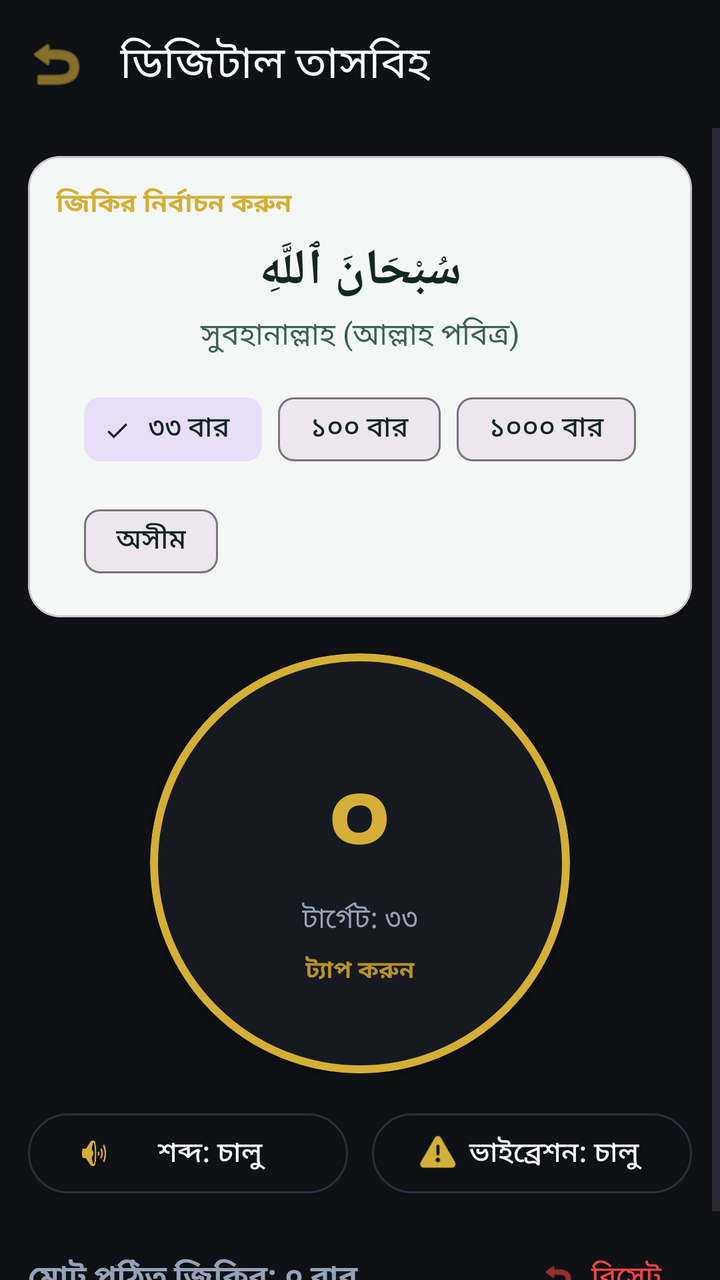
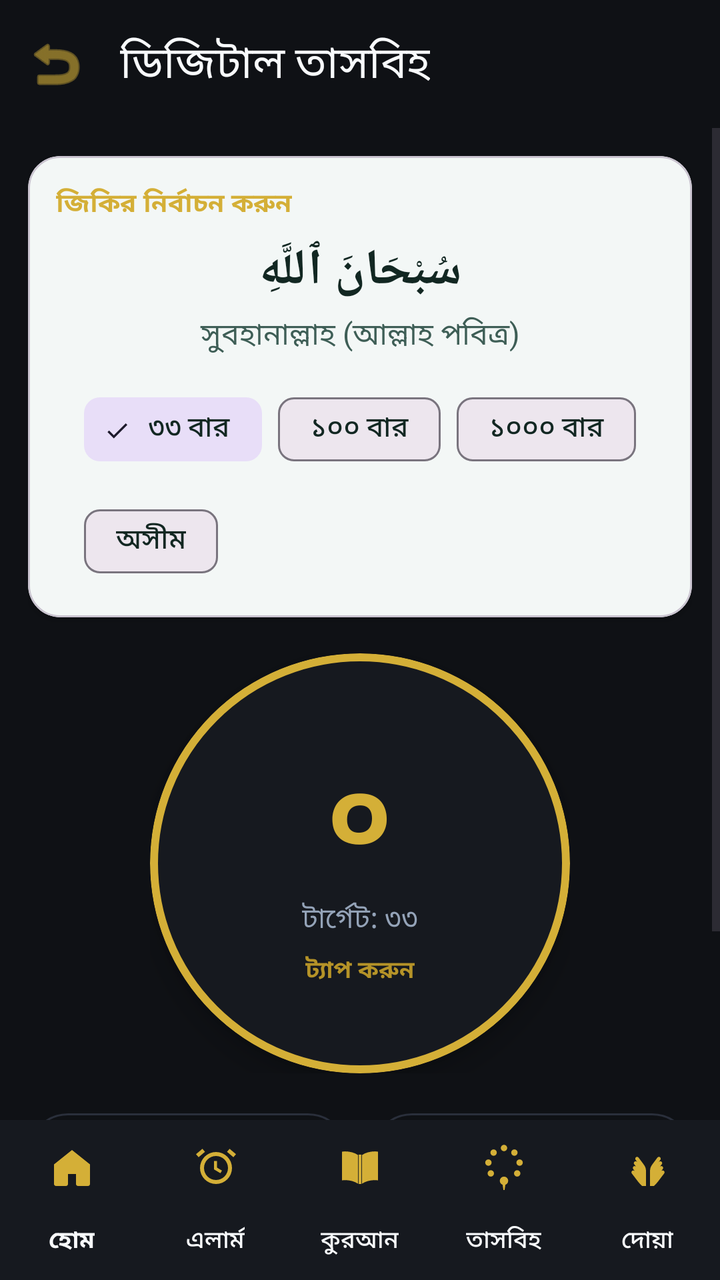

An Android layout rendered at two revisions. The XML below is the earlier revision; the diff shows what the commit changed to produce the second picture.
<!-- AndroidManifest.xml: activity theme Theme.IslamicAlarm -->
<!-- res/layout/activity_tasbih.xml -->
<?xml version="1.0" encoding="utf-8"?>
<LinearLayout xmlns:android="http://schemas.android.com/apk/res/android"
    xmlns:app="http://schemas.android.com/apk/res-auto"
    xmlns:tools="http://schemas.android.com/tools"
    android:layout_width="match_parent"
    android:layout_height="match_parent"
    android:background="@color/background"
    android:orientation="vertical"
    tools:context="com.hafij.islamicalarm.tasbih.TasbihActivity">

    <com.google.android.material.appbar.AppBarLayout
        android:layout_width="match_parent"
        android:layout_height="wrap_content"
        android:background="@color/primary"
        app:elevation="0dp"
        app:liftOnScroll="false">

        <com.google.android.material.appbar.MaterialToolbar
            android:id="@+id/toolbarTasbih"
            android:layout_width="match_parent"
            android:layout_height="?attr/actionBarSize"
            app:navigationIcon="@android:drawable/ic_menu_revert"
            app:navigationIconTint="@color/secondary"
            app:title="ডিজিটাল তাসবিহ"
            app:titleTextColor="@color/text_primary" />

    </com.google.android.material.appbar.AppBarLayout>

    <ScrollView
        android:layout_width="match_parent"
        android:layout_height="0dp"
        android:layout_weight="1"
        android:fillViewport="true">

        <LinearLayout
            android:layout_width="match_parent"
            android:layout_height="wrap_content"
            android:gravity="center_horizontal"
            android:orientation="vertical"
            android:padding="14dp">

            
            <com.google.android.material.card.MaterialCardView
                android:layout_width="match_parent"
                android:layout_height="wrap_content"
                app:cardBackgroundColor="@color/waqt_card_bg"
                app:cardCornerRadius="16dp"
                app:cardElevation="2dp">

                <LinearLayout
                    android:layout_width="match_parent"
                    android:layout_height="wrap_content"
                    android:orientation="vertical"
                    android:padding="14dp">

                    <TextView
                        android:layout_width="wrap_content"
                        android:layout_height="wrap_content"
                        android:text="জিকির নির্বাচন করুন"
                        android:textColor="@color/secondary"
                        android:textSize="13sp"
                        android:textStyle="bold" />

                    <TextView
                        android:id="@+id/tvSelectedZikrArabic"
                        android:layout_width="match_parent"
                        android:layout_height="wrap_content"
                        android:layout_marginTop="7dp"
                        android:gravity="center"
                        android:text="سُبْحَانَ ٱللَّهِ"
                        android:textColor="@color/waqt_text_dark"
                        android:textSize="25sp"
                        android:textStyle="bold" />

                    <TextView
                        android:id="@+id/tvSelectedZikrBangla"
                        android:layout_width="match_parent"
                        android:layout_height="wrap_content"
                        android:layout_marginTop="4dp"
                        android:gravity="center"
                        android:text="সুবহানাল্লাহ (আল্লাহ পবিত্র)"
                        android:textColor="@color/waqt_text_dark_secondary"
                        android:textSize="15sp" />

                    
                    <com.google.android.material.chip.ChipGroup
                        android:id="@+id/chipGroupTarget"
                        android:layout_width="wrap_content"
                        android:layout_height="wrap_content"
                        android:layout_gravity="center"
                        android:layout_marginTop="12dp"
                        app:singleSelection="true">

                        <com.google.android.material.chip.Chip
                            android:id="@+id/chip33"
                            style="@style/Widget.Material3.Chip.Filter"
                            android:layout_width="wrap_content"
                            android:layout_height="wrap_content"
                            android:checked="true"
                            android:text="৩৩ বার"
                            android:textColor="@color/waqt_text_dark" />

                        <com.google.android.material.chip.Chip
                            android:id="@+id/chip100"
                            style="@style/Widget.Material3.Chip.Filter"
                            android:layout_width="wrap_content"
                            android:layout_height="wrap_content"
                            android:text="১০০ বার"
                            android:textColor="@color/waqt_text_dark" />

                        <com.google.android.material.chip.Chip
                            android:id="@+id/chip1000"
                            style="@style/Widget.Material3.Chip.Filter"
                            android:layout_width="wrap_content"
                            android:layout_height="wrap_content"
                            android:text="১০০০ বার"
                            android:textColor="@color/waqt_text_dark" />

                        <com.google.android.material.chip.Chip
                            android:id="@+id/chipUnlimited"
                            style="@style/Widget.Material3.Chip.Filter"
                            android:layout_width="wrap_content"
                            android:layout_height="wrap_content"
                            android:text="অসীম"
                            android:textColor="@color/waqt_text_dark" />

                    </com.google.android.material.chip.ChipGroup>

                </LinearLayout>

            </com.google.android.material.card.MaterialCardView>

            
            <FrameLayout
                android:layout_width="210dp"
                android:layout_height="210dp"
                android:layout_marginTop="18dp">

                <com.google.android.material.card.MaterialCardView
                    android:id="@+id/btnCountTap"
                    android:layout_width="match_parent"
                    android:layout_height="match_parent"
                    android:clickable="true"
                    android:focusable="true"
                    app:cardBackgroundColor="@color/surface"
                    app:cardCornerRadius="110dp"
                    app:cardElevation="8dp"
                    app:strokeColor="@color/secondary"
                    app:strokeWidth="4dp">

                    <LinearLayout
                        android:layout_width="match_parent"
                        android:layout_height="match_parent"
                        android:gravity="center"
                        android:orientation="vertical">

                        <TextView
                            android:id="@+id/tvCounterText"
                            android:layout_width="wrap_content"
                            android:layout_height="wrap_content"
                            android:text="০"
                            android:textColor="@color/secondary"
                            android:textSize="54sp"
                            android:textStyle="bold" />

                        <TextView
                            android:id="@+id/tvTargetSubText"
                            android:layout_width="wrap_content"
                            android:layout_height="wrap_content"
                            android:text="টার্গেট: ৩৩"
                            android:textColor="@color/text_secondary"
                            android:textSize="14sp" />

                        <TextView
                            android:layout_width="wrap_content"
                            android:layout_height="wrap_content"
                            android:layout_marginTop="6dp"
                            android:text="ট্যাপ করুন"
                            android:textColor="@color/secondary_variant"
                            android:textSize="12sp"
                            android:textStyle="bold" />

                    </LinearLayout>

                </com.google.android.material.card.MaterialCardView>

            </FrameLayout>

            
            <LinearLayout
                android:layout_width="match_parent"
                android:layout_height="wrap_content"
                android:layout_marginTop="16dp"
                android:gravity="center"
                android:orientation="horizontal">

                <com.google.android.material.button.MaterialButton
                    android:id="@+id/btnSoundToggle"
                    style="@style/Widget.Material3.Button.OutlinedButton"
                    android:layout_width="0dp"
                    android:layout_height="wrap_content"
                    android:layout_weight="1"
                    android:text="শব্দ: চালু"
                    android:textColor="@color/text_primary"
                    app:icon="@android:drawable/ic_lock_silent_mode_off"
                    app:iconTint="@color/secondary"
                    app:strokeColor="@color/card_border" />

                <Space
                    android:layout_width="12dp"
                    android:layout_height="wrap_content" />

                <com.google.android.material.button.MaterialButton
                    android:id="@+id/btnVibrationToggle"
                    style="@style/Widget.Material3.Button.OutlinedButton"
                    android:layout_width="0dp"
                    android:layout_height="wrap_content"
                    android:layout_weight="1"
                    android:text="ভাইব্রেশন: চালু"
                    android:textColor="@color/text_primary"
                    app:icon="@android:drawable/ic_dialog_alert"
                    app:iconTint="@color/secondary"
                    app:strokeColor="@color/card_border" />

            </LinearLayout>

            
            <LinearLayout
                android:layout_width="match_parent"
                android:layout_height="wrap_content"
                android:layout_marginTop="14dp"
                android:gravity="center_vertical"
                android:orientation="horizontal">

                <TextView
                    android:id="@+id/tvTotalCountToday"
                    android:layout_width="0dp"
                    android:layout_height="wrap_content"
                    android:layout_weight="1"
                    android:text="মোট পঠিত জিকির: ০ বার"
                    android:textColor="@color/text_secondary"
                    android:textSize="15sp"
                    android:textStyle="bold" />

                <com.google.android.material.button.MaterialButton
                    android:id="@+id/btnResetCounter"
                    style="@style/Widget.Material3.Button.TextButton"
                    android:layout_width="wrap_content"
                    android:layout_height="wrap_content"
                    android:text="রিসেট"
                    android:textColor="@color/error"
                    app:icon="@android:drawable/ic_menu_revert"
                    app:iconTint="@color/error" />

            </LinearLayout>

        </LinearLayout>

    </ScrollView>

</LinearLayout>
<!-- resources referenced by this layout -->
<resources>
  <color name="background">#0F1115</color>
  <color name="card_border">#2A2F3B</color>
  <color name="error">#EF4444</color>
  <color name="primary">#0F1115</color>
  <color name="secondary">#D4AF37</color>
  <color name="secondary_variant">#B59328</color>
  <color name="surface">#16191F</color>
  <color name="text_primary">#F8FAFC</color>
  <color name="text_secondary">#94A3B8</color>
  <color name="waqt_card_bg">#F3F7F6</color>
  <color name="waqt_text_dark">#122722</color>
  <color name="waqt_text_dark_secondary">#3E5E56</color>
  <style name="Theme.IslamicAlarm" parent="Theme.Material3.DayNight.NoActionBar">
          <item name="colorPrimary">@color/primary</item>
          <item name="colorPrimaryDark">@color/primary_variant</item>
          <item name="colorSecondary">@color/secondary</item>
          <item name="android:statusBarColor">@color/primary_variant</item>
          <item name="android:windowBackground">@color/background</item>
      </style>
  <color name="primary_variant">#0A0B0E</color>
</resources>

<!-- the commit's change to res/layout/activity_tasbih.xml (unified diff, before → after) -->
@@ -258,4 +258,17 @@
 
     </ScrollView>
 
+
+    
+    <com.google.android.material.bottomnavigation.BottomNavigationView
+        android:id="@+id/bottomNavigation"
+        android:layout_width="match_parent"
+        android:layout_height="wrap_content"
+        android:background="@color/surface"
+        app:elevation="8dp"
+        app:labelVisibilityMode="labeled"
+        app:itemIconTint="@color/secondary"
+        app:itemTextColor="@color/text_primary"
+        app:menu="@menu/bottom_nav_menu" />
+
 </LinearLayout>
